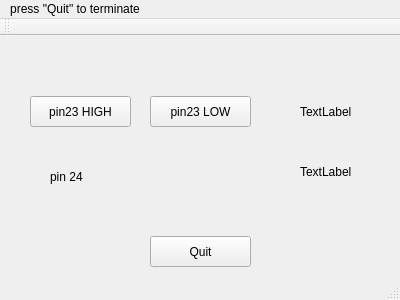
The window that qt/quit_wiringPi/mainwindow.ui (dsyleixa/RaspberryPi) describes before a commit, drawn with Qt 5.
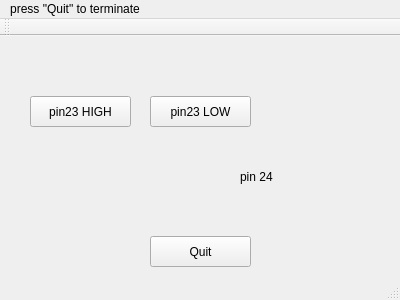
The same window after the commit.

Diff of the .ui file:
```diff
--- a/qt/quit_wiringPi/mainwindow.ui
+++ b/qt/quit_wiringPi/mainwindow.ui
@@ -56,7 +56,7 @@
    <widget class="QLabel" name="label">
     <property name="geometry">
      <rect>
-      <x>50</x>
+      <x>240</x>
       <y>130</y>
       <width>67</width>
       <height>21</height>
@@ -76,7 +76,7 @@
      </rect>
     </property>
     <property name="text">
-     <string>TextLabel</string>
+     <string/>
     </property>
    </widget>
    <widget class="QLabel" name="label_3">
@@ -89,7 +89,7 @@
      </rect>
     </property>
     <property name="text">
-     <string>TextLabel</string>
+     <string/>
     </property>
    </widget>
   </widget>
```
Left out of the diff: 14 changed lines with no effect on the pictures.
